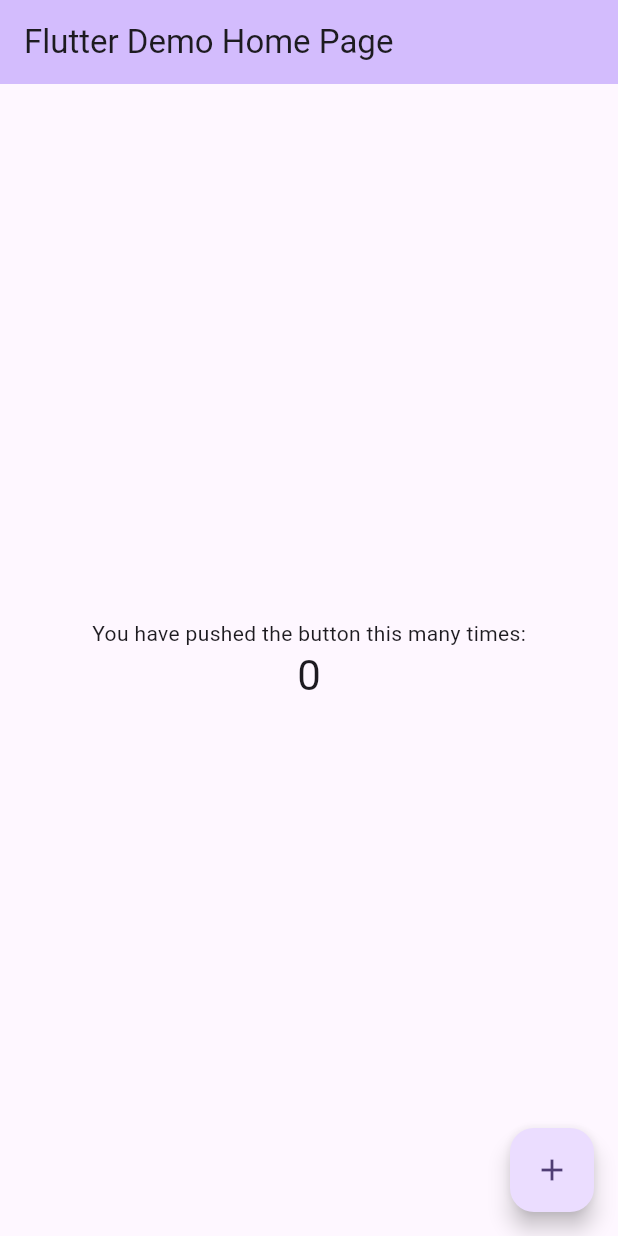
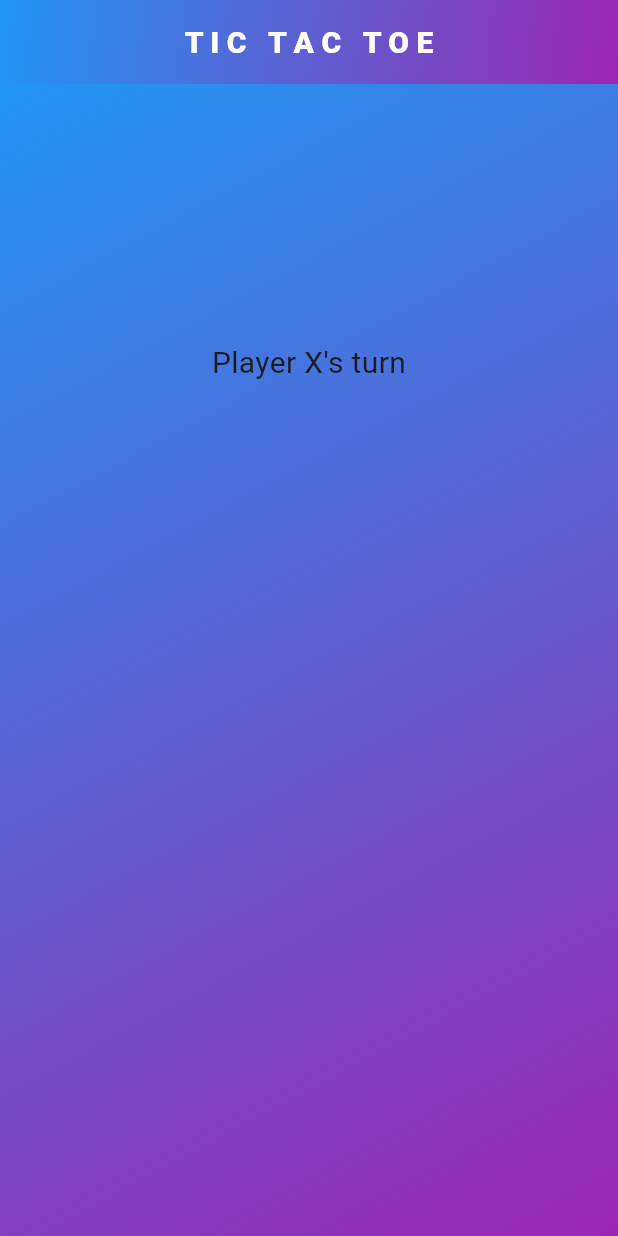
Before and after one commit to sarthak5697/tic_tac, a Flutter app: the screen it shows after launch, on a phone screen of 412 x 824 dp. Run offline on Flutter 3.47's test engine with Material 3 defaults, Android fonts, the phone set to English and light mode, and no system bars.

Commit message:
feat : Main screen created

```diff
--- a/lib/main.dart
+++ b/lib/main.dart
@@ -1,4 +1,5 @@
 import 'package:flutter/material.dart';
+import 'package:tic_tac/tic_tac_toe.dart';
 
 void main() {
   runApp(const MyApp());
@@ -11,79 +12,13 @@ class MyApp extends StatelessWidget {
   @override
   Widget build(BuildContext context) {
     return MaterialApp(
-      title: 'Flutter Demo',
+      debugShowCheckedModeBanner: false,
+      title: 'Tic Tac Toe',
       theme: ThemeData(
         colorScheme: ColorScheme.fromSeed(seedColor: Colors.deepPurple),
         useMaterial3: true,
       ),
-      home: const MyHomePage(title: 'Flutter Demo Home Page'),
+      home:const TicTacToe() ,
     );
   }
 }
-
-class MyHomePage extends StatefulWidget {
-  const MyHomePage({super.key, required this.title});
-
-  final String title;
-
-  @override
-  State<MyHomePage> createState() => _MyHomePageState();
-}
-
-class _MyHomePageState extends State<MyHomePage> {
-  int _counter = 0;
-
-  void _incrementCounter() {
-    setState(() {
-
-      _counter++;
-    });
-  }
-
-  @override
-  Widget build(BuildContext context) {
-
-    return Scaffold(
-      appBar: AppBar(
-
-        backgroundColor: Theme.of(context).colorScheme.inversePrimary,
-
-        title: Text(widget.title),
-      ),
-      body: Center(
-        // Center is a layout widget. It takes a single child and positions it
-        // in the middle of the parent.
-        child: Column(
-          // Column is also a layout widget. It takes a list of children and
-          // arranges them vertically. By default, it sizes itself to fit its
-          // children horizontally, and tries to be as tall as its parent.
-          //
-          // Column has various properties to control how it sizes itself and
-          // how it positions its children. Here we use mainAxisAlignment to
-          // center the children vertically; the main axis here is the vertical
-          // axis because Columns are vertical (the cross axis would be
-          // horizontal).
-          //
-          // TRY THIS: Invoke "debug painting" (choose the "Toggle Debug Paint"
-          // action in the IDE, or press "p" in the console), to see the
-          // wireframe for each widget.
-          mainAxisAlignment: MainAxisAlignment.center,
-          children: <Widget>[
-            const Text(
-              'You have pushed the button this many times:',
-            ),
-            Text(
-              '$_counter',
-              style: Theme.of(context).textTheme.headlineMedium,
-            ),
-          ],
-        ),
-      ),
-      floatingActionButton: FloatingActionButton(
-        onPressed: _incrementCounter,
-        tooltip: 'Increment',
-        child: const Icon(Icons.add),
-      ), // This trailing comma makes auto-formatting nicer for build methods.
-    );
-  }
-}
--- /dev/null
+++ b/lib/tic_tac_toe.dart
@@ -0,0 +1,86 @@
+// ignore_for_file: unused_field
+
+import 'package:flutter/material.dart';
+
+class TicTacToe extends StatefulWidget {
+  const TicTacToe({super.key});
+
+  @override
+  State<TicTacToe> createState() => _TicTacToeState();
+}
+
+class _TicTacToeState extends State<TicTacToe> {
+  bool? _isXNext;
+
+  @override
+  Widget build(BuildContext context) {
+    return Scaffold(
+      appBar: AppBar(
+        flexibleSpace: Container(
+          decoration: const BoxDecoration(
+            gradient: LinearGradient(
+              colors: [Colors.blue, Colors.purple],
+              begin: Alignment.topLeft,
+              end: Alignment.bottomRight,
+            ),
+          ),
+        ),
+        title: const Center(
+          child: Text(
+            "T I C   T A C   T O E",
+            style: TextStyle(
+                color: Colors.white, fontSize: 20, fontWeight: FontWeight.w900),
+          ),
+        ),
+      ),
+      body: Container(
+        decoration: const BoxDecoration(
+          gradient: LinearGradient(
+            colors: [Colors.blue, Colors.purple],
+            begin: Alignment.topLeft,
+            end: Alignment.bottomRight,
+          ),
+        ),
+        child: Padding(
+          padding: EdgeInsets.all(16.0),
+          child: Column(
+            mainAxisAlignment: MainAxisAlignment.center,
+            children: [
+              // Text(
+              // _isXNext!  ? 'Player X\'s turn ' : 'Player 0\'s turn ',
+              // style: TextStyle(fontSize: 20.0),
+              // textAlign: TextAlign.center,
+              // ),
+              Text(
+                'Player X\'s turn ',
+                style: TextStyle(fontSize: 20.0),
+                textAlign: TextAlign.center,
+              ),
+              SizedBox(
+                height: 16.0,
+              ),
+              AspectRatio(
+                aspectRatio: 1.0,
+                child: GridView.builder(
+                  gridDelegate: SliverGridDelegateWithFixedCrossAxisCount(
+                      crossAxisCount: 3),
+                  itemCount: 9,
+                  itemBuilder: (context, index)
+                  {
+                    int row  = index ~/ 3 ;
+                    int col  = index % 3 ;
+                    return GestureDetector(
+                      onTap : ()=>{
+
+                      }
+                    );
+                  },
+                ),
+              ),
+            ],
+          ),
+        ),
+      ),
+    );
+  }
+}
```
Also changed, not shown: 1 other file.
